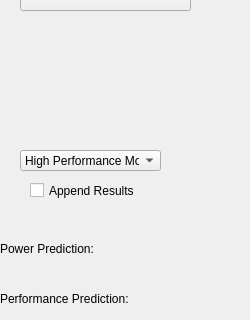
JohannesHaering/PSE, file ImplementationPhase/View/ViewModule/ui/ImageClassificationControlPanel.ui: the form before one commit; both pictures show x 0 to 250 and y 210 to 530 of the 250 by 628 pixel window.
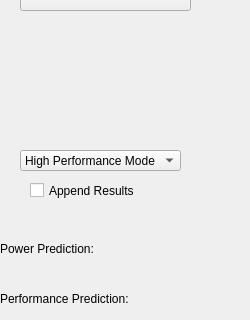
The form after the commit. Custom widgets are drawn as their Qt base class.

```diff
--- a/ImplementationPhase/View/ViewModule/ui/ImageClassificationControlPanel.ui
+++ b/ImplementationPhase/View/ViewModule/ui/ImageClassificationControlPanel.ui
@@ -87,7 +87,7 @@
     <rect>
      <x>20</x>
      <y>360</y>
-     <width>141</width>
+     <width>161</width>
      <height>21</height>
     </rect>
    </property>
```
